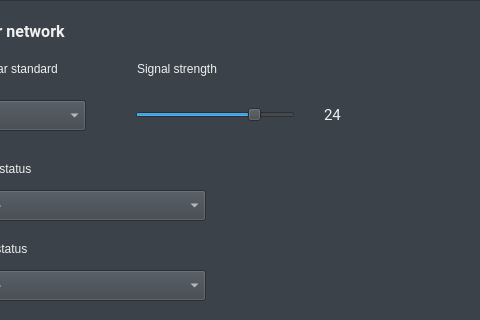
Old version of the form android/skin/qt/extended.ui in the repository aosp-mirror/platform_external_qemu; both pictures show x 285 to 765 and y 0 to 320 of the 922 by 745 pixel window.
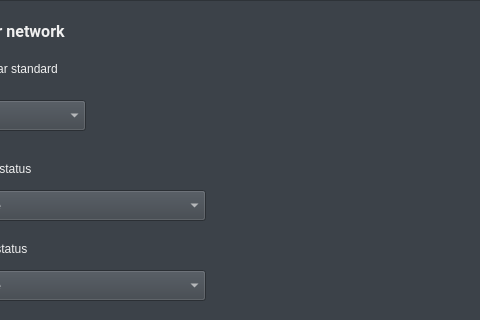
New version of the form. The open tabs and pages were chosen to show the change. Icons and pictures are not drawn. Custom widgets are drawn as their Qt base class.

Commit message:
Clean up the Cellular and Battery UI panes
Remove cellular signal strength
Remove "AC on"; add "Charging connection"
Change "Power health" to "Battery health"
Change "Power status" to "Battery status"

Patch:
```diff
--- a/android/skin/qt/extended.ui
+++ b/android/skin/qt/extended.ui
@@ -588,53 +588,6 @@
       <string notr="true">Title</string>
      </property>
     </widget>
-    <widget class="QSlider" name="cell_signalStrengthSlider">
-     <property name="geometry">
-      <rect>
-       <x>190</x>
-       <y>80</y>
-       <width>160</width>
-       <height>29</height>
-      </rect>
-     </property>
-     <property name="maximum">
-      <number>31</number>
-     </property>
-     <property name="pageStep">
-      <number>5</number>
-     </property>
-     <property name="value">
-      <number>24</number>
-     </property>
-     <property name="orientation">
-      <enum>Qt::Horizontal</enum>
-     </property>
-     <property name="tickPosition">
-      <enum>QSlider::NoTicks</enum>
-     </property>
-     <property name="tickInterval">
-      <number>0</number>
-     </property>
-    </widget>
-    <widget class="QGroupBox" name="cell_strengthGroupBox">
-     <property name="geometry">
-      <rect>
-       <x>190</x>
-       <y>40</y>
-       <width>111</width>
-       <height>31</height>
-      </rect>
-     </property>
-     <property name="styleSheet">
-      <string notr="true">border: 0px;</string>
-     </property>
-     <property name="title">
-      <string>Signal strength</string>
-     </property>
-     <property name="ColorGroup" stdset="0">
-      <string notr="true">Title</string>
-     </property>
-    </widget>
     <widget class="QComboBox" name="cell_standardBox">
      <property name="geometry">
       <rect>
@@ -705,49 +658,6 @@
       <string notr="true">Title</string>
      </property>
     </widget>
-    <widget class="QLineEdit" name="cell_sigStrengthText">
-     <property name="enabled">
-      <bool>false</bool>
-     </property>
-     <property name="geometry">
-      <rect>
-       <x>360</x>
-       <y>80</y>
-       <width>41</width>
-       <height>29</height>
-      </rect>
-     </property>
-     <property name="sizePolicy">
-      <sizepolicy hsizetype="Fixed" vsizetype="Fixed">
-       <horstretch>0</horstretch>
-       <verstretch>0</verstretch>
-      </sizepolicy>
-     </property>
-     <property name="font">
-      <font>
-       <family>Roboto</family>
-       <pointsize>11</pointsize>
-      </font>
-     </property>
-     <property name="mouseTracking">
-      <bool>false</bool>
-     </property>
-     <property name="acceptDrops">
-      <bool>false</bool>
-     </property>
-     <property name="toolTip">
-      <string notr="true"/>
-     </property>
-     <property name="text">
-      <string notr="true">24</string>
-     </property>
-     <property name="frame">
-      <bool>false</bool>
-     </property>
-     <property name="alignment">
-      <set>Qt::AlignRight|Qt::AlignTrailing|Qt::AlignVCenter</set>
-     </property>
-    </widget>
    </widget>
    <widget class="QWidget" name="batteryPage">
     <widget class="QGroupBox" name="batteryBox">
```
Left out of the diff: 62 changed lines with no effect on the pictures. The commit also changes 5 other files.
